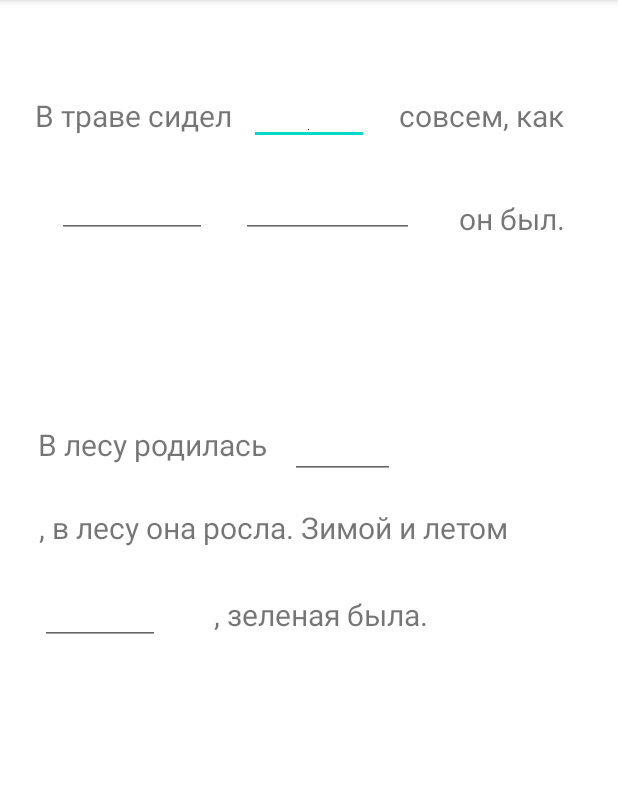
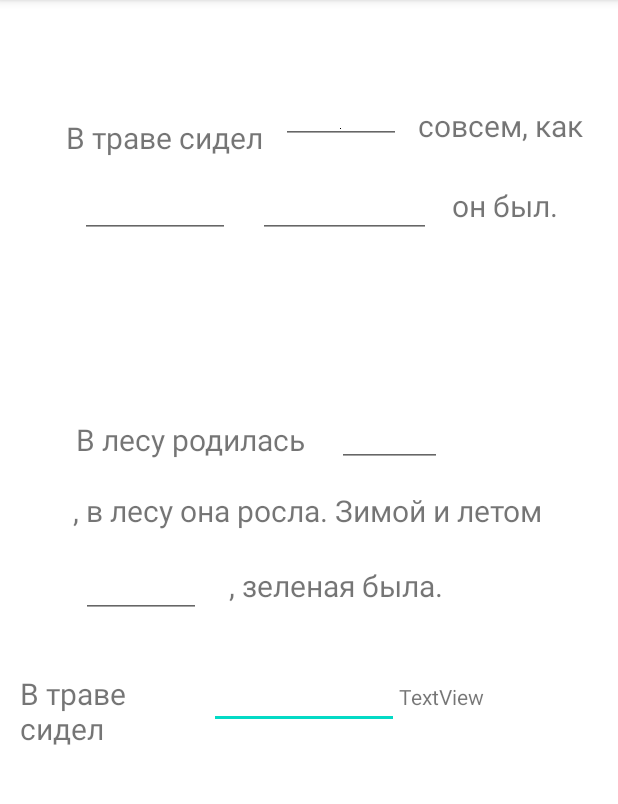
Before and after one commit to nibelung-dt/VKcup_stage_2, an Android app: the FillSpaces screen opened directly, with no data from a screen before it, on a phone screen of 412 x 824 dp, the part 84-888 px from its top. Run offline under Robolectric (Android 15) with nearby library versions, the phone set to English and light mode, and no system bars.

Commit message:
correcting FirstList and FillSpaces

```diff
--- a/app/src/main/java/com/example/vkcup_stage2/CustomRecyclerAdapter.kt
+++ b/app/src/main/java/com/example/vkcup_stage2/CustomRecyclerAdapter.kt
@@ -56,6 +56,8 @@ class CustomRecyclerAdapter(private val names: List<WorkWithQuestions.Questions>
     }
 
     override fun onBindViewHolder(holder: MyViewHolder, position: Int) {
+      // MyViewHolder.
+        holder.setIsRecyclable(false)
         // holder.largeTextView.text = names[position]
         holder.largeTextView.text = names[position].question
         holder.smallTextView.text = names[position].numberQuestion
--- a/app/src/main/res/layout/recyclerview_fill_spaces2.xml
+++ b/app/src/main/res/layout/recyclerview_fill_spaces2.xml
@@ -6,33 +6,71 @@
     android:layout_height="match_parent">
 
 
+    <LinearLayout
+        android:layout_width="386dp"
+        android:layout_height="136dp"
+        android:orientation="horizontal"
+        app:layout_constraintBottom_toBottomOf="parent"
+        app:layout_constraintEnd_toEndOf="parent"
+        app:layout_constraintStart_toStartOf="parent"
+        app:layout_constraintTop_toTopOf="parent"
+        app:layout_constraintVertical_bias="0.702">
+
+
+
+
+        <TextView
+            android:id="@+id/textView6"
+            android:layout_width="50dp"
+            android:layout_height="wrap_content"
+            android:layout_weight="1"
+            android:text="В траве сидел"
+            android:textSize="20dp" />
+
+        <com.google.android.material.textfield.TextInputEditText
+            android:id="@+id/textView2"
+            android:layout_width="50dp"
+            android:layout_height="wrap_content"
+            android:layout_weight="1"
+            android:text="" />
+
+        <TextView
+            android:id="@+id/textView9"
+            android:layout_width="wrap_content"
+            android:layout_height="wrap_content"
+            android:layout_weight="1"
+            android:text="TextView" />
+    </LinearLayout>
+
     <TextView
         android:id="@+id/textView"
         android:layout_width="wrap_content"
         android:layout_height="wrap_content"
+        android:layout_marginEnd="14dp"
+        android:layout_marginBottom="648dp"
         android:text="В траве сидел"
         android:textSize="20dp"
         app:layout_constraintBottom_toBottomOf="parent"
         app:layout_constraintEnd_toEndOf="parent"
-        app:layout_constraintHorizontal_bias="0.057"
+        app:layout_constraintHorizontal_bias="0.144"
         app:layout_constraintStart_toStartOf="parent"
         app:layout_constraintTop_toTopOf="parent"
-        app:layout_constraintVertical_bias="0.076" />
-
+        app:layout_constraintVertical_bias="0.91" />
 
     <com.google.android.material.textfield.TextInputEditText
         android:id="@+id/fillSpace1"
         android:layout_width="80dp"
         android:layout_height="48dp"
+        android:layout_marginTop="40dp"
         android:drawableBottom="@color/black"
         android:hint=""
         android:textSize="20dp"
-        app:layout_constraintBottom_toBottomOf="parent"
+        app:layout_constraintBottom_toTopOf="@+id/fillSpace3"
         app:layout_constraintEnd_toEndOf="parent"
-        app:layout_constraintHorizontal_bias="0.501"
+        app:layout_constraintHorizontal_bias="0.567"
         app:layout_constraintStart_toStartOf="parent"
         app:layout_constraintTop_toTopOf="parent"
-        app:layout_constraintVertical_bias="0.058" />
+        app:layout_constraintVertical_bias="0.0" />
 
     <TextView
         android:id="@+id/textView3"
@@ -42,11 +80,10 @@
         android:textSize="20dp"
         app:layout_constraintBottom_toBottomOf="parent"
         app:layout_constraintEnd_toEndOf="parent"
-        app:layout_constraintHorizontal_bias="0.903"
+        app:layout_constraintHorizontal_bias="0.946"
         app:layout_constraintStart_toStartOf="parent"
         app:layout_constraintTop_toTopOf="parent"
-        app:layout_constraintVertical_bias="0.076" />
-
+        app:layout_constraintVertical_bias="0.086" />
 
     <com.google.android.material.textfield.TextInputEditText
         android:id="@+id/fillSpace2"
@@ -55,7 +92,7 @@
         android:textSize="20dp"
         app:layout_constraintBottom_toBottomOf="parent"
         app:layout_constraintEnd_toEndOf="parent"
-        app:layout_constraintHorizontal_bias="0.102"
+        app:layout_constraintHorizontal_bias="0.154"
         app:layout_constraintStart_toStartOf="parent"
         app:layout_constraintTop_toTopOf="parent"
         app:layout_constraintVertical_bias="0.151" />
@@ -64,89 +101,92 @@
         android:id="@+id/fillSpace3"
         android:layout_width="115dp"
         android:layout_height="44dp"
+        android:layout_marginStart="24dp"
+        android:layout_marginEnd="20dp"
         android:textSize="20dp"
         app:layout_constraintBottom_toBottomOf="parent"
-        app:layout_constraintEnd_toEndOf="parent"
-        app:layout_constraintHorizontal_bias="0.543"
-        app:layout_constraintStart_toStartOf="parent"
+        app:layout_constraintEnd_toStartOf="@+id/textView4"
+        app:layout_constraintStart_toEndOf="@+id/fillSpace2"
         app:layout_constraintTop_toTopOf="parent"
         app:layout_constraintVertical_bias="0.151" />
+
 
     <TextView
         android:id="@+id/textView4"
         android:layout_width="wrap_content"
         android:layout_height="wrap_content"
+        android:layout_marginEnd="32dp"
         android:text="он был."
         android:textSize="20dp"
         app:layout_constraintBottom_toBottomOf="parent"
         app:layout_constraintEnd_toEndOf="parent"
-        app:layout_constraintHorizontal_bias="0.917"
-        app:layout_constraintStart_toStartOf="parent"
         app:layout_constraintTop_toTopOf="parent"
-        app:layout_constraintVertical_bias="0.171" />
-
+        app:layout_constraintVertical_bias="0.159" />
 
     <com.google.android.material.textfield.TextInputEditText
         android:id="@+id/fillSpace4"
         android:layout_width="70dp"
         android:layout_height="48dp"
+        android:layout_marginEnd="76dp"
+        android:layout_marginBottom="15dp"
+        android:textSize="20dp"
+        app:layout_constraintBottom_toTopOf="@+id/textView8"
+        app:layout_constraintEnd_toEndOf="parent"
+        app:layout_constraintHorizontal_bias="0.39"
+        app:layout_constraintStart_toEndOf="@+id/textView5"
+        app:layout_constraintTop_toTopOf="parent"
+        app:layout_constraintVertical_bias="1.0" />
+
+    <TextView
+        android:id="@+id/textView7"
+        android:layout_width="wrap_content"
+        android:layout_height="wrap_content"
+        android:layout_marginEnd="72dp"
+        android:layout_marginBottom="356dp"
+        android:text=", зеленая была."
         android:textSize="20dp"
         app:layout_constraintBottom_toBottomOf="parent"
         app:layout_constraintEnd_toEndOf="parent"
-        app:layout_constraintHorizontal_bias="0.568"
+        app:layout_constraintHorizontal_bias="0.338"
+        app:layout_constraintStart_toEndOf="@+id/fillSpace5" />
+
+    <TextView
+        android:id="@+id/textView5"
+        android:layout_width="wrap_content"
+        android:layout_height="wrap_content"
+        android:layout_marginBottom="20dp"
+        android:text="В лесу родилась"
+        android:textSize="20dp"
+        app:layout_constraintBottom_toTopOf="@+id/textView8"
+        app:layout_constraintEnd_toEndOf="parent"
+        app:layout_constraintHorizontal_bias="0.176"
         app:layout_constraintStart_toStartOf="parent"
         app:layout_constraintTop_toTopOf="parent"
-        app:layout_constraintVertical_bias="0.374" />
+        app:layout_constraintVertical_bias="1.0" />
+
+    <TextView
+        android:id="@+id/textView8"
+        android:layout_width="wrap_content"
+        android:layout_height="wrap_content"
+        android:layout_marginBottom="20dp"
+        android:text=", в лесу она росла. Зимой и летом"
+        android:textSize="20dp"
+        app:layout_constraintBottom_toTopOf="@+id/textView7"
+        app:layout_constraintEnd_toEndOf="parent"
+        app:layout_constraintHorizontal_bias="0.494"
+        app:layout_constraintStart_toStartOf="parent"
+        app:layout_constraintTop_toBottomOf="@+id/fillSpace3"
+        app:layout_constraintVertical_bias="0.986" />
 
     <com.google.android.material.textfield.TextInputEditText
         android:id="@+id/fillSpace5"
         android:layout_width="80dp"
         android:layout_height="44dp"
+        android:layout_marginBottom="348dp"
         android:textSize="20dp"
         app:layout_constraintBottom_toBottomOf="parent"
         app:layout_constraintEnd_toEndOf="parent"
-        app:layout_constraintHorizontal_bias="0.06"
-        app:layout_constraintStart_toStartOf="parent"
-        app:layout_constraintTop_toTopOf="parent"
-        app:layout_constraintVertical_bias="0.534" />
-
-    <TextView
-        android:id="@+id/textView5"
-        android:layout_width="wrap_content"
-        android:layout_height="wrap_content"
-        android:text="В лесу родилась"
-        android:textSize="20dp"
-        app:layout_constraintBottom_toBottomOf="parent"
-        app:layout_constraintEnd_toEndOf="parent"
-        app:layout_constraintHorizontal_bias="0.07"
-        app:layout_constraintStart_toStartOf="parent"
-        app:layout_constraintTop_toTopOf="parent"
-        app:layout_constraintVertical_bias="0.379" />
-
-    <TextView
-        android:id="@+id/textView7"
-        android:layout_width="wrap_content"
-        android:layout_height="wrap_content"
-        android:text=", зеленая была."
-        android:textSize="20dp"
-        app:layout_constraintBottom_toBottomOf="parent"
-        app:layout_constraintEnd_toEndOf="parent"
-        app:layout_constraintHorizontal_bias="0.532"
-        app:layout_constraintStart_toStartOf="parent"
-        app:layout_constraintTop_toTopOf="parent"
-        app:layout_constraintVertical_bias="0.535" />
-
-    <TextView
-        android:id="@+id/textView8"
-        android:layout_width="wrap_content"
-        android:layout_height="wrap_content"
-        android:text=", в лесу она росла. Зимой и летом"
-        android:textSize="20dp"
-        app:layout_constraintBottom_toBottomOf="parent"
-        app:layout_constraintEnd_toEndOf="parent"
-        app:layout_constraintHorizontal_bias="0.219"
-        app:layout_constraintStart_toStartOf="parent"
-        app:layout_constraintTop_toTopOf="parent"
-        app:layout_constraintVertical_bias="0.455" />
+        app:layout_constraintHorizontal_bias="0.145"
+        app:layout_constraintStart_toStartOf="parent" />
 
 </androidx.constraintlayout.widget.ConstraintLayout>
```
